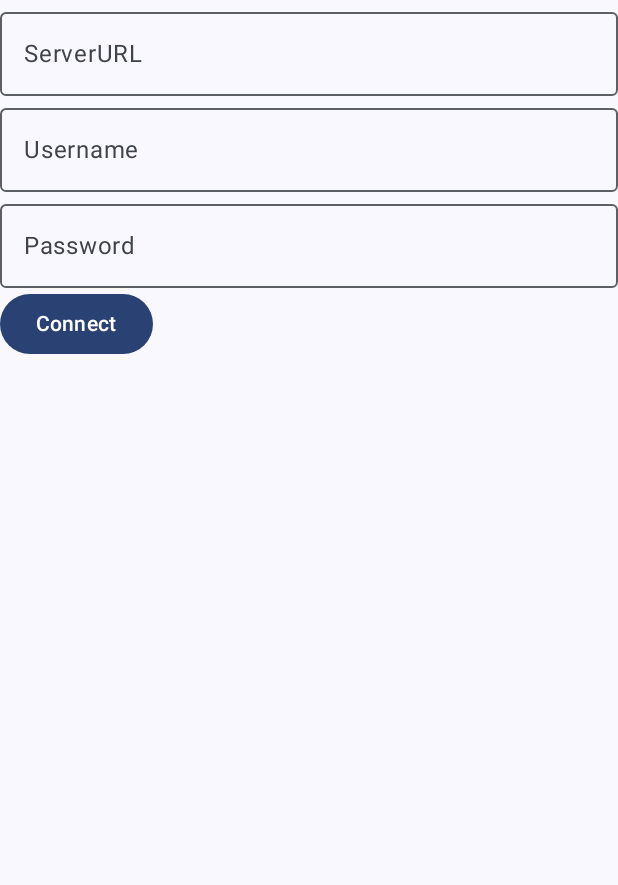
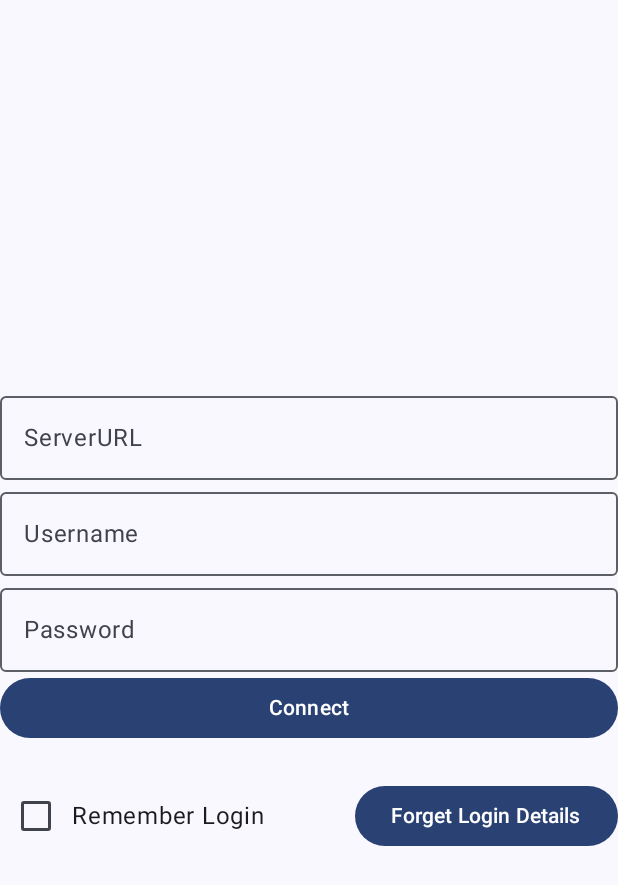
Before and after one commit to canterbury-air-patrol/smm-client-android, an Android app built with Jetpack Compose: the screen it shows after launch (MainActivity), on a phone screen of 412 x 824 dp. Shown: the top 885 px of the screen. Run offline under Robolectric (Android 15) with nearby library versions, the phone set to English and light mode, and no system bars.

Commit message:
login: persist the login details (#38)
Use the PreferenceManager from jetpack to persist the login details
across restarts of the app

This makes development easier because everything is already there
whenever the app is reloaded

Also, arrange the login screen so it is centered

```diff
--- a/app/build.gradle.kts
+++ b/app/build.gradle.kts
@@ -60,6 +60,7 @@ dependencies {
     implementation("androidx.compose.ui:ui-tooling-preview")
     implementation("androidx.compose.material3:material3")
     implementation("com.google.android.gms:play-services-location:21.2.0")
+    implementation("androidx.preference:preference-ktx:1.2.1")
     testImplementation("junit:junit:4.13.2")
     androidTestImplementation("androidx.test.ext:junit:1.1.5")
     androidTestImplementation("androidx.test.espresso:espresso-core:3.5.1")
--- a/app/src/main/java/org/canterburyairpatrol/smmclient/ui/screen/LoginScreen.kt
+++ b/app/src/main/java/org/canterburyairpatrol/smmclient/ui/screen/LoginScreen.kt
@@ -3,10 +3,12 @@ package org.canterburyairpatrol.smmclient.ui.screen
 import android.content.Context
 import android.content.Intent
 import androidx.compose.foundation.layout.Column
-import androidx.compose.foundation.layout.fillMaxSize
+import androidx.compose.foundation.layout.Row
+import androidx.compose.foundation.layout.fillMaxHeight
 import androidx.compose.foundation.layout.fillMaxWidth
 import androidx.compose.foundation.text.KeyboardOptions
 import androidx.compose.material3.Button
+import androidx.compose.material3.Checkbox
 import androidx.compose.material3.ExperimentalMaterial3Api
 import androidx.compose.material3.OutlinedTextField
 import androidx.compose.material3.Text
@@ -15,10 +17,12 @@ import androidx.compose.runtime.getValue
 import androidx.compose.runtime.mutableStateOf
 import androidx.compose.runtime.remember
 import androidx.compose.runtime.setValue
+import androidx.compose.ui.Alignment
 import androidx.compose.ui.Modifier
 import androidx.compose.ui.res.stringResource
 import androidx.compose.ui.text.input.KeyboardType
 import androidx.compose.ui.text.input.PasswordVisualTransformation
+import androidx.preference.PreferenceManager
 import kotlinx.coroutines.GlobalScope
 import kotlinx.coroutines.launch
 import org.canterburyairpatrol.smmclient.ConnectionSingleton
@@ -31,13 +35,37 @@ class LoginScreen(private val context: Context) {
     @OptIn(ExperimentalMaterial3Api::class)
     @Composable
     fun Content(onLoginSuccess: () -> Unit) {
-        var connectionDetails by remember { mutableStateOf(SMMConnectionDetails("", "", "")) }
+        val sharedPreferences = PreferenceManager.getDefaultSharedPreferences(context)
+
+        var saveDetails by remember {
+            mutableStateOf(
+                sharedPreferences.getBoolean(
+                    "rememberLogin",
+                    false
+                )
+            )
+        }
+        var connectionDetails by remember {
+            mutableStateOf(
+                SMMConnectionDetails(
+                    sharedPreferences.getString("serverURL", "") ?: "",
+                    sharedPreferences.getString("username", "") ?: "",
+                    sharedPreferences.getString("password", "") ?: ""
+                )
+            )
+        }
         var errorMessage by remember { mutableStateOf("") }
 
-        Column(modifier = Modifier.fillMaxSize()) {
+        Row(Modifier.fillMaxHeight())
+        {
+            Column(
+                modifier = Modifier.fillMaxWidth().align(Alignment.CenterVertically),
+            ) {
                 OutlinedTextField(
                     value = connectionDetails.serverURL,
-                onValueChange = { connectionDetails = connectionDetails.copy(serverURL = it) },
+                    onValueChange = {
+                        connectionDetails = connectionDetails.copy(serverURL = it)
+                    },
                     keyboardOptions = KeyboardOptions(keyboardType = KeyboardType.Uri),
                     label = { Text(stringResource(id = R.string.server_url)) },
                     modifier = Modifier.fillMaxWidth(),
@@ -46,7 +74,9 @@ class LoginScreen(private val context: Context) {
                 )
                 OutlinedTextField(
                     value = connectionDetails.username,
-                onValueChange = { connectionDetails = connectionDetails.copy(username = it) },
+                    onValueChange = {
+                        connectionDetails = connectionDetails.copy(username = it)
+                    },
                     label = { Text(stringResource(R.string.username)) },
                     modifier = Modifier.fillMaxWidth(),
                     enabled = true,
@@ -54,7 +84,9 @@ class LoginScreen(private val context: Context) {
                 )
                 OutlinedTextField(
                     value = connectionDetails.password,
-                onValueChange = { connectionDetails = connectionDetails.copy(password = it) },
+                    onValueChange = {
+                        connectionDetails = connectionDetails.copy(password = it)
+                    },
                     keyboardOptions = KeyboardOptions(keyboardType = KeyboardType.Password),
                     visualTransformation = PasswordVisualTransformation(),
                     label = { Text(stringResource(R.string.password)) },
@@ -62,12 +94,28 @@ class LoginScreen(private val context: Context) {
                     enabled = true,
                     singleLine = true
                 )
-            Button(onClick = {
+                Button(
+                    modifier = Modifier
+                        .fillMaxWidth()
+                        .align(Alignment.CenterHorizontally),
+                    onClick = {
                         GlobalScope.launch {
                             var connection = ConnectionSingleton.getInstance()
                             connection.setConnectionDetails(connectionDetails)
                             errorMessage = connection.connect()
                             if (errorMessage == "") {
+                                val editor = sharedPreferences.edit()
+                                if (saveDetails) {
+                                    editor.putString("serverURL", connectionDetails.serverURL)
+                                    editor.putString("username", connectionDetails.username)
+                                    editor.putString("password", connectionDetails.password)
+                                } else {
+                                    editor.remove("serverURL")
+                                    editor.remove("username")
+                                    editor.remove("password")
+                                }
+                                editor.putBoolean("rememberLogin", saveDetails)
+                                editor.commit()
                                 var intent = Intent(context, AssetSelectorActivity::class.java)
                                 context.startActivity(intent)
                                 onLoginSuccess.invoke()
@@ -77,6 +125,28 @@ class LoginScreen(private val context: Context) {
                     Text(stringResource(id = R.string.connect))
                 }
                 Text(errorMessage)
+                Row(Modifier.fillMaxWidth()) {
+                    Checkbox(checked = saveDetails,
+                        onCheckedChange = {
+                            saveDetails = it
+                        })
+                    Text(
+                        stringResource(R.string.remember_login_details),
+                        modifier = Modifier.align(Alignment.CenterVertically).weight(1f)
+                    )
+                    Button(onClick = {
+                        val editor = sharedPreferences.edit()
+                        editor.remove("serverURL")
+                        editor.remove("username")
+                        editor.remove("password")
+                        editor.remove("rememberLogin")
+                        editor.commit()
+                        connectionDetails = SMMConnectionDetails("", "", "")
+                    }) {
+                        Text(stringResource(id = R.string.forget_login_details))
                     }
                 }
             }
+        }
+    }
+}
--- a/app/src/main/res/values/strings.xml
+++ b/app/src/main/res/values/strings.xml
@@ -4,4 +4,6 @@
     <string name="username">Username</string>
     <string name="password">Password</string>
     <string name="connect">Connect</string>
+    <string name="remember_login_details">Remember Login</string>
+    <string name="forget_login_details">Forget Login Details</string>
 </resources>
```
Lines whose indentation alone changed are shown as unchanged.
